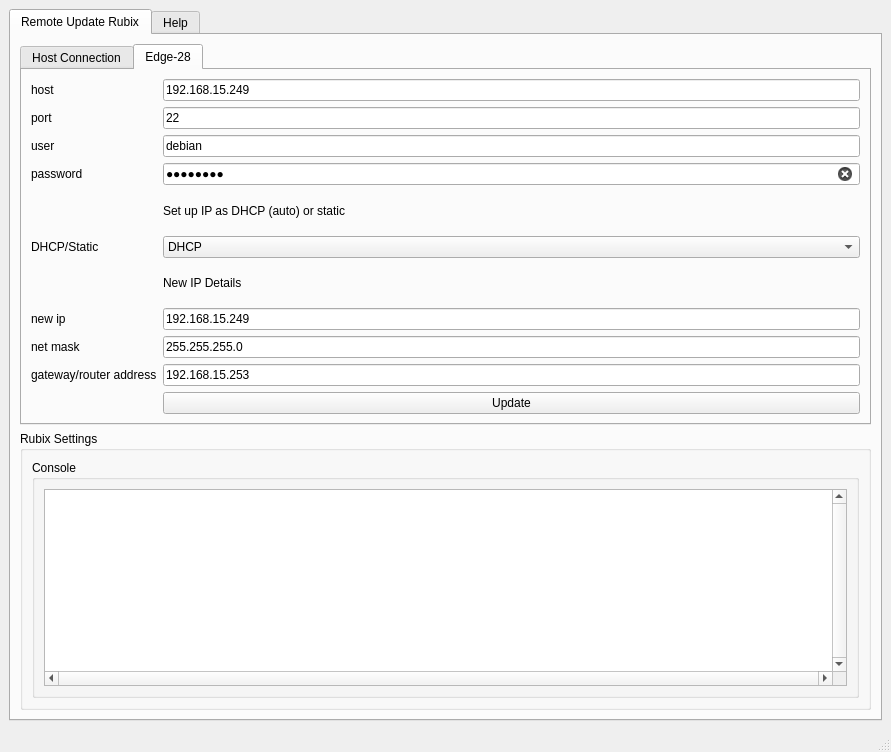
This is resources/views/MainWindow.ui in NubeIO/rubix-updater-gui as Qt 5 draws it before an edit. The edited form follows.
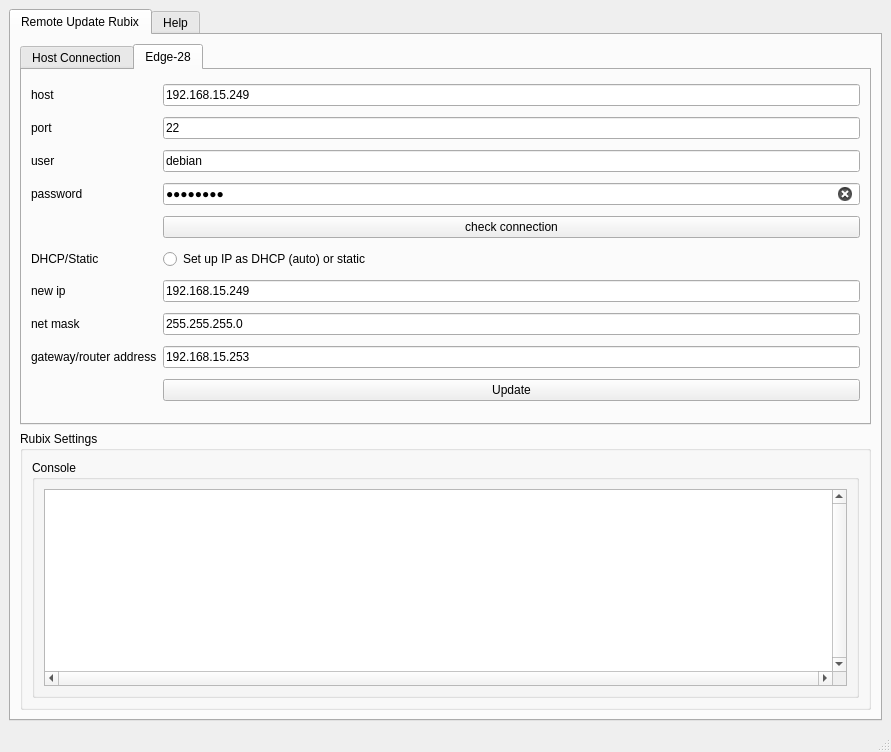
This is the edited form. The open tabs and pages were chosen to show the change.

Diff of the .ui file:
```diff
--- a/resources/views/MainWindow.ui
+++ b/resources/views/MainWindow.ui
@@ -313,27 +313,27 @@
             <string>Edge-28</string>
            </attribute>
            <layout class="QGridLayout" name="gridLayout_2">
-            <item row="7" column="2">
-             <widget class="QLineEdit" name="bbb_new_ip">
-              <property name="text">
-               <string>192.168.15.249</string>
-              </property>
-             </widget>
-            </item>
-            <item row="9" column="2">
-             <widget class="QLineEdit" name="bbb_new_router">
-              <property name="text">
-               <string>192.168.15.253</string>
-              </property>
-             </widget>
-            </item>
-            <item row="8" column="1">
+            <item row="7" column="1">
              <widget class="QLabel" name="label_16">
               <property name="text">
                <string>net mask</string>
               </property>
              </widget>
             </item>
+            <item row="6" column="1">
+             <widget class="QLabel" name="label_15">
+              <property name="text">
+               <string>new ip</string>
+              </property>
+             </widget>
+            </item>
+            <item row="2" column="3">
+             <widget class="QLineEdit" name="bbb_user">
+              <property name="text">
+               <string>debian</string>
+              </property>
+             </widget>
+            </item>
             <item row="1" column="1">
              <widget class="QLabel" name="label_13">
               <property name="text">
@@ -341,10 +341,58 @@
               </property>
              </widget>
             </item>
-            <item row="5" column="1">
-             <widget class="QLabel" name="label_14">
+            <item row="9" column="3">
+             <widget class="QPushButton" name="run_update_bbb_ip">
               <property name="text">
-               <string>DHCP/Static</string>
+               <string>Update</string>
+              </property>
+             </widget>
+            </item>
+            <item row="6" column="3">
+             <widget class="QLineEdit" name="bbb_new_ip">
+              <property name="text">
+               <string>192.168.15.249</string>
+              </property>
+             </widget>
+            </item>
+            <item row="8" column="3">
+             <widget class="QLineEdit" name="bbb_new_router">
+              <property name="text">
+               <string>192.168.15.253</string>
+              </property>
+             </widget>
+            </item>
+            <item row="0" column="1">
+             <widget class="QLabel" name="label_12">
+              <property name="text">
+               <string>host</string>
+              </property>
+             </widget>
+            </item>
+            <item row="0" column="3">
+             <widget class="QLineEdit" name="bbb_host">
+              <property name="text">
+               <string>192.168.15.249</string>
+              </property>
+             </widget>
+            </item>
+            <item row="5" column="3">
+             <widget class="QRadioButton" name="bbb_dhcp_static_option">
+              <property name="text">
+               <string>Set up IP as DHCP (auto) or static</string>
+              </property>
+             </widget>
+            </item>
+            <item row="3" column="3">
+             <widget class="QLineEdit" name="bbb_password">
+              <property name="text">
+               <string>N00B2828</string>
+              </property>
+              <property name="echoMode">
+               <enum>QLineEdit::PasswordEchoOnEdit</enum>
+              </property>
+              <property name="clearButtonEnabled">
+               <bool>true</bool>
               </property>
              </widget>
             </item>
@@ -355,69 +403,34 @@
               </property>
              </widget>
             </item>
-            <item row="8" column="2">
+            <item row="1" column="3">
+             <widget class="QLineEdit" name="bbb_port">
+              <property name="text">
+               <string>22</string>
+              </property>
+             </widget>
+            </item>
+            <item row="5" column="1">
+             <widget class="QLabel" name="label_14">
+              <property name="text">
+               <string>DHCP/Static</string>
+              </property>
+             </widget>
+            </item>
+            <item row="7" column="3">
              <widget class="QLineEdit" name="bbb_new_mask">
               <property name="text">
                <string>255.255.255.0</string>
               </property>
              </widget>
             </item>
-            <item row="2" column="2">
-             <widget class="QLineEdit" name="bbb_user">
-              <property name="text">
-               <string>debian</string>
-              </property>
-             </widget>
-            </item>
-            <item row="5" column="2">
-             <widget class="QComboBox" name="bbb_dhcp_static_option">
-              <item>
-               <property name="text">
-                <string>DHCP</string>
-               </property>
-              </item>
-              <item>
-               <property name="text">
-                <string>STATIC</string>
-               </property>
-              </item>
-             </widget>
-            </item>
-            <item row="0" column="1">
-             <widget class="QLabel" name="label_12">
-              <property name="text">
-               <string>host</string>
-              </property>
-             </widget>
-            </item>
-            <item row="0" column="2">
-             <widget class="QLineEdit" name="bbb_host">
-              <property name="text">
-               <string>192.168.15.249</string>
-              </property>
-             </widget>
-            </item>
-            <item row="9" column="1">
+            <item row="8" column="1">
              <widget class="QLabel" name="label_17">
               <property name="text">
                <string>gateway/router address</string>
               </property>
              </widget>
             </item>
-            <item row="4" column="2">
-             <widget class="QLabel" name="label_19">
-              <property name="text">
-               <string>Set up IP as DHCP (auto) or static</string>
-              </property>
-             </widget>
-            </item>
-            <item row="7" column="1">
-             <widget class="QLabel" name="label_15">
-              <property name="text">
-               <string>new ip</string>
-              </property>
-             </widget>
-            </item>
             <item row="3" column="1">
              <widget class="QLabel" name="label_8">
               <property name="text">
@@ -425,37 +438,10 @@
               </property>
              </widget>
             </item>
-            <item row="1" column="2">
-             <widget class="QLineEdit" name="bbb_port">
+            <item row="4" column="3">
+             <widget class="QPushButton" name="bbb_host_check_connection">
               <property name="text">
-               <string>22</string>
-              </property>
-             </widget>
-            </item>
-            <item row="6" column="2">
-             <widget class="QLabel" name="label_18">
-              <property name="text">
-               <string>New IP Details</string>
-              </property>
-             </widget>
-            </item>
-            <item row="3" column="2">
-             <widget class="QLineEdit" name="bbb_password">
-              <property name="text">
-               <string>N00B2828</string>
-              </property>
-              <property name="echoMode">
-               <enum>QLineEdit::PasswordEchoOnEdit</enum>
-              </property>
-              <property name="clearButtonEnabled">
-               <bool>true</bool>
-              </property>
-             </widget>
-            </item>
-            <item row="10" column="2">
-             <widget class="QPushButton" name="run_update_bbb_ip">
-              <property name="text">
-               <string>Update</string>
+               <string>check connection</string>
               </property>
              </widget>
             </item>
```
Left out of the diff: 237 changed lines with no effect on the pictures.
